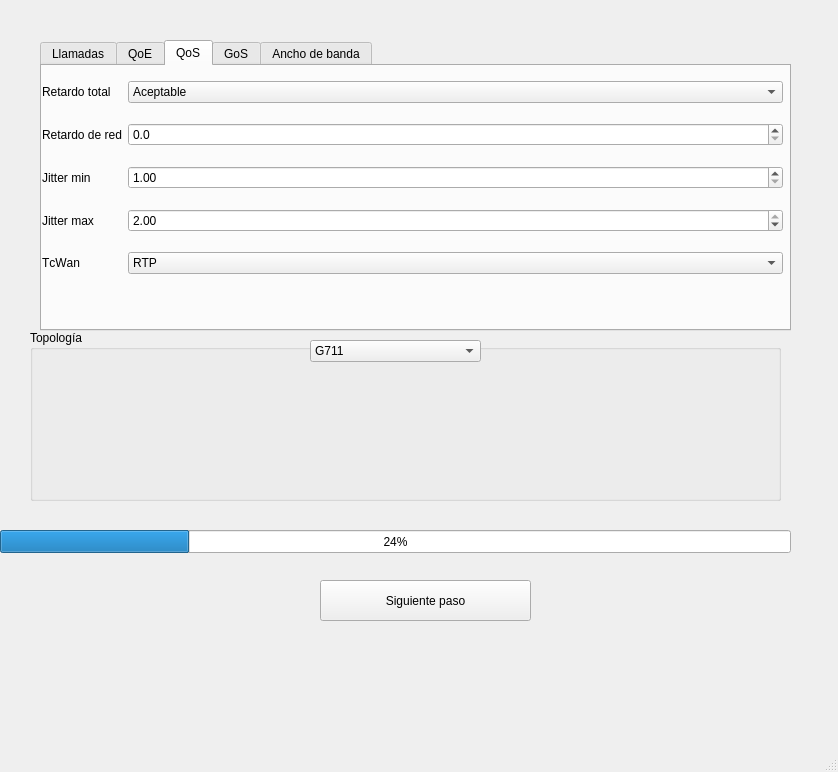
Before: the Qt Designer form main_iu.ui in joseluistejero/voipNetworkQoS, drawn with Qt 5.
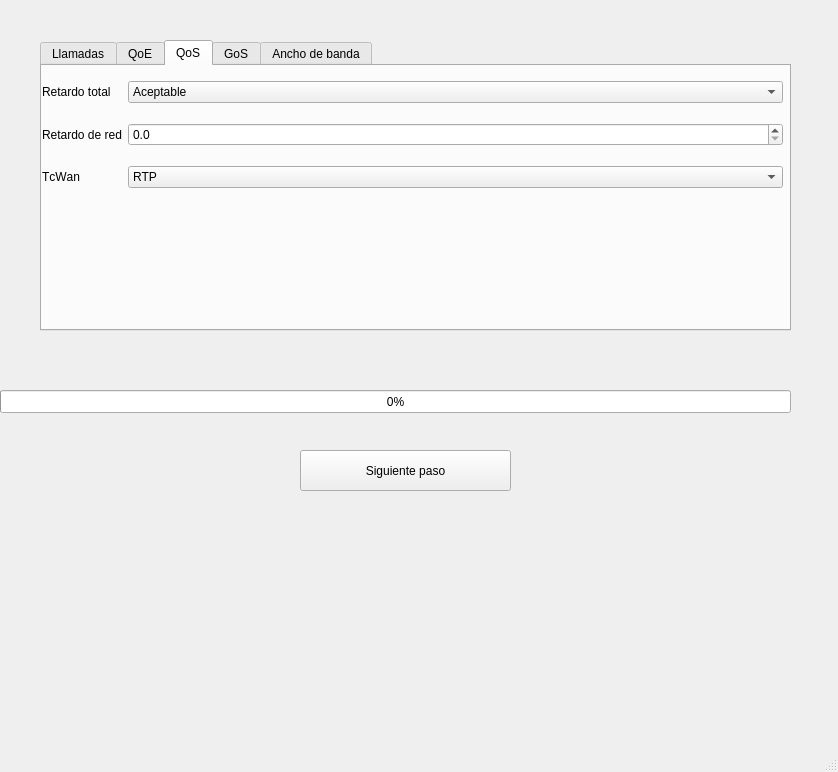
After: the same form once the commit is applied. The open tabs and pages were chosen to show the change.

```diff
--- a/main_iu.ui
+++ b/main_iu.ui
@@ -24,79 +24,15 @@
     <property name="geometry">
      <rect>
       <x>0</x>
-      <y>530</y>
+      <y>390</y>
       <width>791</width>
       <height>23</height>
      </rect>
     </property>
     <property name="value">
-     <number>24</number>
+     <number>0</number>
     </property>
    </widget>
-   <widget class="QGroupBox" name="gbTopologia">
-    <property name="enabled">
-     <bool>true</bool>
-    </property>
-    <property name="geometry">
-     <rect>
-      <x>30</x>
-      <y>330</y>
-      <width>751</width>
-      <height>171</height>
-     </rect>
-    </property>
-    <property name="title">
-     <string>Topología</string>
-    </property>
-    <widget class="QComboBox" name="iCodecs">
-     <property name="enabled">
-      <bool>true</bool>
-     </property>
-     <property name="geometry">
-      <rect>
-       <x>280</x>
-       <y>10</y>
-       <width>171</width>
-       <height>22</height>
-      </rect>
-     </property>
-     <item>
-      <property name="text">
-       <string>G711</string>
-      </property>
-     </item>
-     <item>
-      <property name="text">
-       <string>G729</string>
-      </property>
-     </item>
-     <item>
-      <property name="text">
-       <string>G723.1(6.3)</string>
-      </property>
-     </item>
-     <item>
-      <property name="text">
-       <string>G723.1(5.3)</string>
-      </property>
-     </item>
-     <item>
-      <property name="text">
-       <string>G726(32)</string>
-      </property>
-     </item>
-     <item>
-      <property name="text">
-       <string>G728</string>
-      </property>
-     </item>
-     <item>
-      <property name="text">
-       <string>G722_64k</string>
-      </property>
-     </item>
-    </widget>
-   </widget>
    <widget class="QTabWidget" name="tabMenu">
     <property name="enabled">
      <bool>true</bool>
@@ -301,6 +237,23 @@
          </property>
         </widget>
        </item>
+       <item row="0" column="1">
+        <widget class="QComboBox" name="Rt">
+         <property name="editable">
+          <bool>false</bool>
+         </property>
+         <item>
+          <property name="text">
+           <string>Aceptable</string>
+          </property>
+         </item>
+         <item>
+          <property name="text">
+           <string>Moderadamente aceptable</string>
+          </property>
+         </item>
+        </widget>
+       </item>
        <item row="1" column="0">
         <widget class="QLabel" name="label_8">
          <property name="text">
@@ -322,33 +275,13 @@
         </widget>
        </item>
        <item row="2" column="0">
-        <widget class="QLabel" name="label_9">
+        <widget class="QLabel" name="encapsulacionLabel">
          <property name="text">
-          <string>Jitter min</string>
+          <string>TcWan</string>
          </property>
         </widget>
        </item>
        <item row="2" column="1">
-        <widget class="QDoubleSpinBox" name="minJitter">
-         <property name="minimum">
-          <double>1.000000000000000</double>
-         </property>
-         <property name="maximum">
-          <double>2.000000000000000</double>
-         </property>
-         <property name="singleStep">
-          <double>0.010000000000000</double>
-         </property>
-        </widget>
-       </item>
-       <item row="3" column="0">
-        <widget class="QLabel" name="label_10">
-         <property name="text">
-          <string>Jitter max</string>
-         </property>
-        </widget>
-       </item>
-       <item row="4" column="1">
         <widget class="QComboBox" name="TcWan">
          <property name="editable">
           <bool>false</bool>
@@ -365,46 +298,6 @@
          </item>
         </widget>
        </item>
-       <item row="3" column="1">
-        <widget class="QDoubleSpinBox" name="maxJitter">
-         <property name="minimum">
-          <double>1.000000000000000</double>
-         </property>
-         <property name="maximum">
-          <double>2.000000000000000</double>
-         </property>
-         <property name="singleStep">
-          <double>0.010000000000000</double>
-         </property>
-         <property name="value">
-          <double>2.000000000000000</double>
-         </property>
-        </widget>
-       </item>
-       <item row="4" column="0">
-        <widget class="QLabel" name="encapsulacionLabel">
-         <property name="text">
-          <string>TcWan</string>
-         </property>
-        </widget>
-       </item>
-       <item row="0" column="1">
-        <widget class="QComboBox" name="Rt">
-         <property name="editable">
-          <bool>false</bool>
-         </property>
-         <item>
-          <property name="text">
-           <string>Aceptable</string>
-          </property>
-         </item>
-         <item>
-          <property name="text">
-           <string>Moderadamente aceptable</string>
-          </property>
-         </item>
-        </widget>
-       </item>
       </layout>
      </widget>
     </widget>
@@ -607,8 +500,8 @@
     </property>
     <property name="geometry">
      <rect>
-      <x>320</x>
-      <y>580</y>
+      <x>300</x>
+      <y>450</y>
       <width>211</width>
       <height>41</height>
      </rect>
```
